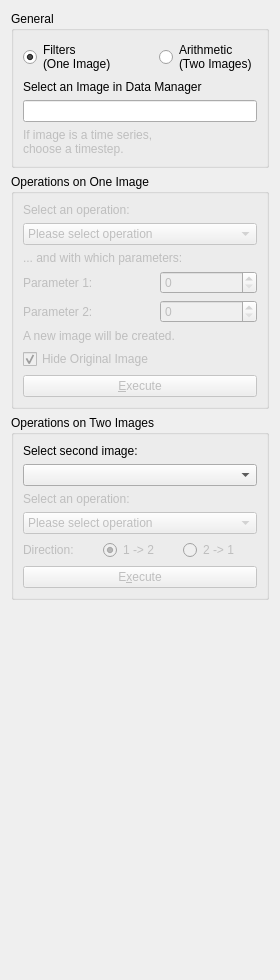
Above: Modules/Bundles/org.mitk.gui.qt.basicimageprocessing/src/internal/QmitkBasicImageProcessingViewControls.ui from MITK/MITK before the change. Below: the same form after it.
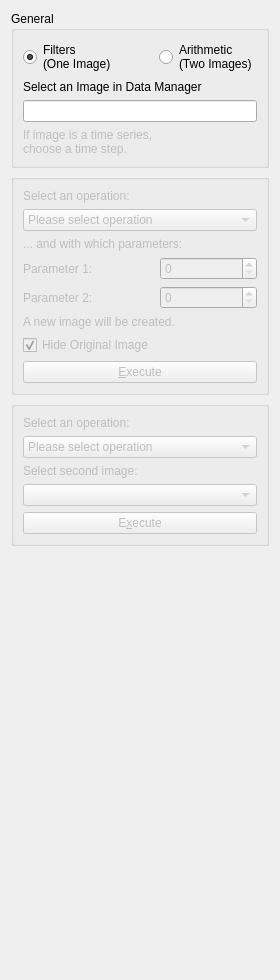
That is the form after the change. Custom widgets are drawn as their Qt base class.

Commit message: FIX (#2686): GUI cleanup and simplification; new nodes are now added to their parent, too; (see Bug # 2747).

```diff
--- a/Modules/Bundles/org.mitk.gui.qt.basicimageprocessing/src/internal/QmitkBasicImageProcessingViewControls.ui
+++ b/Modules/Bundles/org.mitk.gui.qt.basicimageprocessing/src/internal/QmitkBasicImageProcessingViewControls.ui
@@ -63,7 +63,7 @@
         </property>
         <property name="text">
          <string>If image is a time series, 
-choose a timestep.</string>
+choose a time step.</string>
         </property>
         <property name="wordWrap">
          <bool>false</bool>
@@ -83,7 +83,7 @@
    <item row="1" column="0">
     <widget class="QGroupBox" name="gbOneImageOps">
      <property name="title">
-      <string>Operations on One Image</string>
+      <string/>
      </property>
      <layout class="QGridLayout" name="gridLayout">
       <item row="0" column="0" colspan="2">
@@ -301,7 +301,7 @@
       <bool>true</bool>
      </property>
      <property name="title">
-      <string>Operations on Two Images</string>
+      <string/>
      </property>
      <property name="checkable">
       <bool>false</bool>
@@ -310,10 +310,10 @@
       <bool>false</bool>
      </property>
      <layout class="QGridLayout" name="gridLayout_2">
-      <item row="0" column="0" colspan="2">
-       <widget class="QLabel" name="textLabel1">
+      <item row="2" column="0" colspan="2">
+       <widget class="QLabel" name="tlImage2">
         <property name="enabled">
-         <bool>true</bool>
+         <bool>false</bool>
         </property>
         <property name="text">
          <string>Select second image:</string>
@@ -326,14 +326,24 @@
         </property>
        </widget>
       </item>
-      <item row="1" column="0" colspan="3">
+      <item row="3" column="0" colspan="3">
        <widget class="QmitkDataStorageComboBox" name="m_ImageSelector2">
         <property name="enabled">
-         <bool>true</bool>
+         <bool>false</bool>
         </property>
        </widget>
       </item>
-      <item row="2" column="0" colspan="2">
+      <item row="6" column="0" colspan="3">
+       <widget class="QPushButton" name="btnDoIt2">
+        <property name="enabled">
+         <bool>false</bool>
+        </property>
+        <property name="text">
+         <string>E&amp;xecute</string>
+        </property>
+       </widget>
+      </item>
+      <item row="0" column="0">
        <widget class="QLabel" name="tlWhat2">
         <property name="enabled">
          <bool>false</bool>
@@ -349,7 +359,7 @@
         </property>
        </widget>
       </item>
-      <item row="3" column="0" colspan="3">
+      <item row="1" column="0" colspan="3">
        <widget class="QComboBox" name="cbWhat2">
         <property name="enabled">
          <bool>false</bool>
@@ -381,52 +391,6 @@
         </item>
        </widget>
       </item>
-      <item row="4" column="0">
-       <widget class="QLabel" name="tlDirection">
-        <property name="enabled">
-         <bool>false</bool>
-        </property>
-        <property name="cursor">
-         <cursorShape>ArrowCursor</cursorShape>
-        </property>
-        <property name="text">
-         <string>Direction: </string>
-        </property>
-       </widget>
-      </item>
-      <item row="4" column="1">
-       <widget class="QRadioButton" name="rbDirection1">
-        <property name="enabled">
-         <bool>false</bool>
-        </property>
-        <property name="text">
-         <string>1 -&gt; 2</string>
-        </property>
-        <property name="checked">
-         <bool>true</bool>
-        </property>
-       </widget>
-      </item>
-      <item row="4" column="2">
-       <widget class="QRadioButton" name="rbDirection2">
-        <property name="enabled">
-         <bool>false</bool>
-        </property>
-        <property name="text">
-         <string>2 -&gt; 1</string>
-        </property>
-       </widget>
-      </item>
-      <item row="5" column="0" colspan="3">
-       <widget class="QPushButton" name="btnDoIt2">
-        <property name="enabled">
-         <bool>false</bool>
-        </property>
-        <property name="text">
-         <string>E&amp;xecute</string>
-        </property>
-       </widget>
-      </item>
      </layout>
     </widget>
    </item>
```
Left out of the diff: 8 changed lines with no effect on the pictures. The commit also changes 1 other file.
